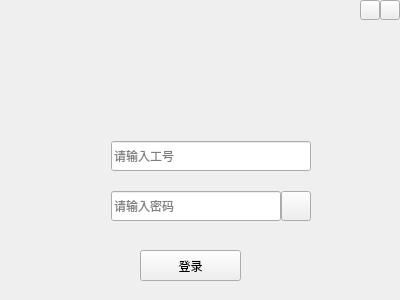
Above: 王景岳/project/EmployeeSystem/login.ui from Faran-sward/EmployeeSystem before the change. Below: the same form after it.
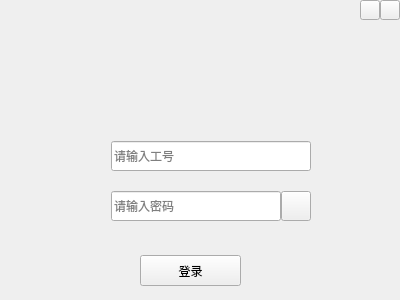
That is the form after the change.

Patch:
```diff
--- a/王景岳/project/EmployeeSystem/login.ui
+++ b/王景岳/project/EmployeeSystem/login.ui
@@ -29,7 +29,7 @@
    <property name="geometry">
     <rect>
      <x>140</x>
-     <y>250</y>
+     <y>255</y>
      <width>101</width>
      <height>31</height>
     </rect>
```
